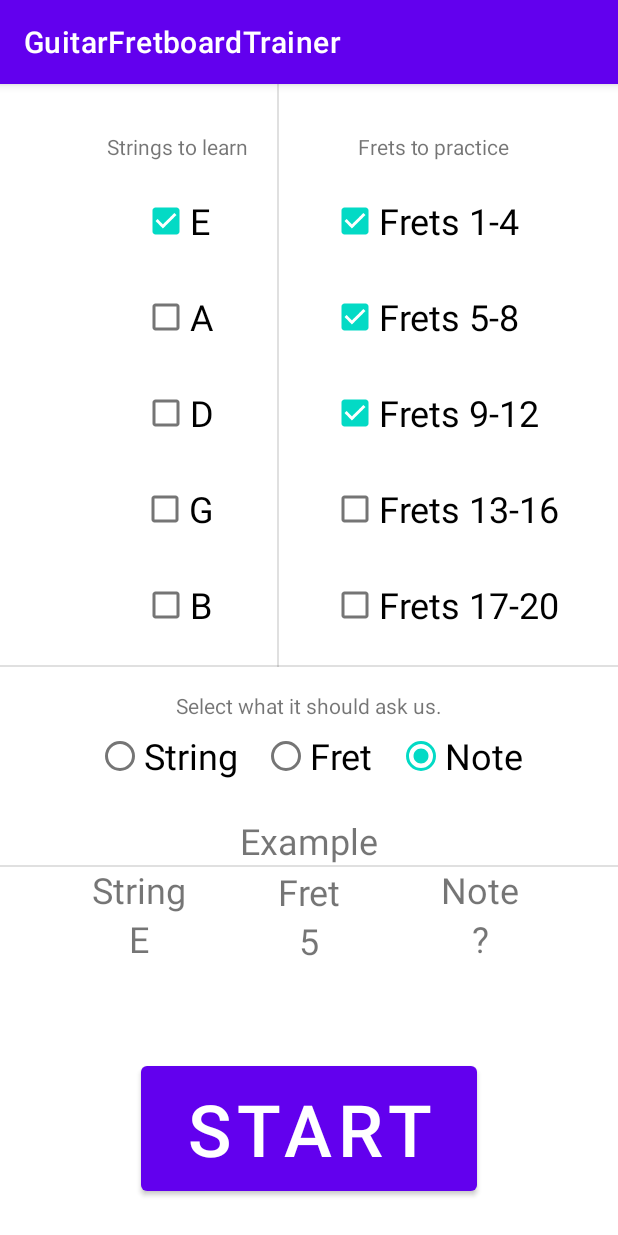
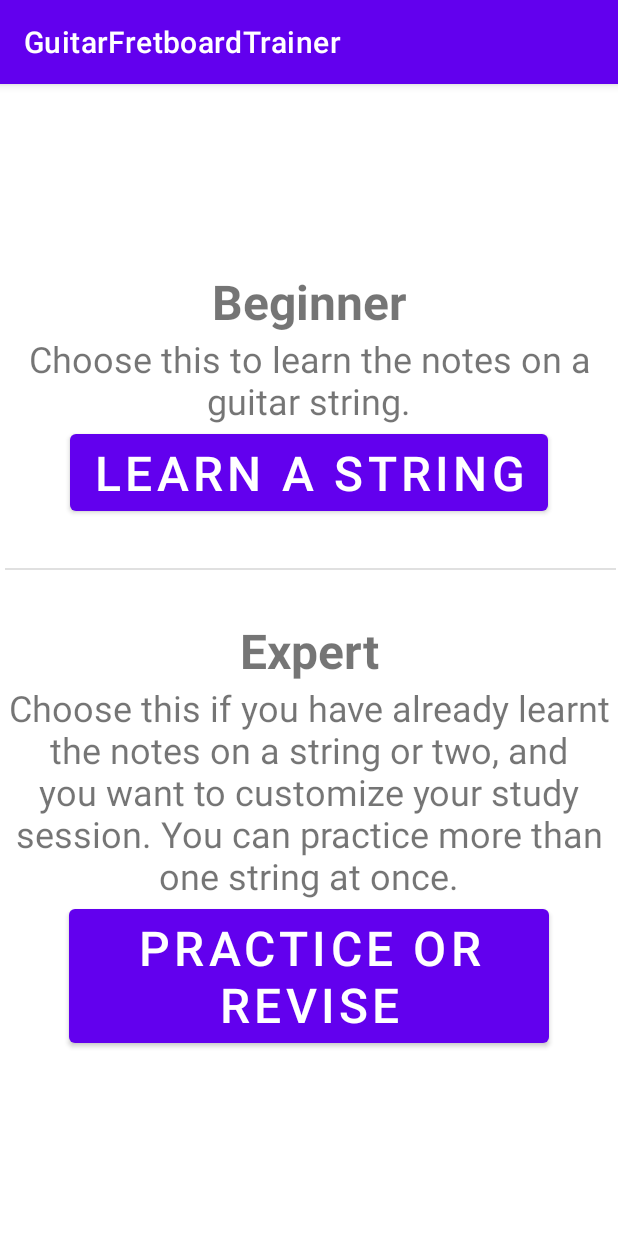
Before and after one commit to sslater11/GuitarFretboardTrainer, an Android app: the screen it shows after launch (MainActivity before the commit, LearnOrReviseActivity after it), on a phone screen of 412 x 824 dp. Run offline under Robolectric (Android 15) with nearby library versions, the phone set to English and light mode, and no system bars.

Commit message:
Add Beginner or Expert selection startup screen.

```diff
--- a/app/src/main/AndroidManifest.xml
+++ b/app/src/main/AndroidManifest.xml
@@ -10,6 +10,15 @@
         android:supportsRtl="true"
         android:theme="@style/Theme.GuitarFretboardTrainer">
         <activity
+            android:name=".LearnOrReviseActivity"
+            android:exported="true">
+            <intent-filter>
+                <action android:name="android.intent.action.MAIN" />
+
+                <category android:name="android.intent.category.LAUNCHER" />
+            </intent-filter>
+        </activity>
+        <activity
             android:name=".FinishedActivity"
             android:exported="true" />
         <activity
@@ -18,11 +27,6 @@
         <activity
             android:name=".MainActivity"
             android:exported="true">
-            <intent-filter>
-                <action android:name="android.intent.action.MAIN" />
-
-                <category android:name="android.intent.category.LAUNCHER" />
-            </intent-filter>
         </activity>
     </application>
 
--- /dev/null
+++ b/app/src/main/java/com/simonslater/guitarfretboardtrainer/LearnOrReviseActivity.java
@@ -0,0 +1,31 @@
+package com.simonslater.guitarfretboardtrainer;
+
+import androidx.appcompat.app.AppCompatActivity;
+
+import android.content.Intent;
+import android.os.Bundle;
+import android.view.View;
+
+public class LearnOrReviseActivity extends AppCompatActivity {
+
+    @Override
+    protected void onCreate(Bundle savedInstanceState) {
+        super.onCreate(savedInstanceState);
+        setContentView(R.layout.activity_learn_or_revise);
+    }
+
+    public void beginnerMode( View v ) {
+        //Flashcards deck = new Flashcards( guitar_strings, fret_numbers, question_mode, repititions );
+        //Intent study_mode = new Intent( this, StudyModeActivity.class );
+        //study_mode.putExtra( "flashcards", deck );
+
+        //startActivity( study_mode );
+        System.out.println("yay");
+    }
+
+    public void expertMode( View v ) {
+        System.out.println( "woooo" );
+        Intent study_mode = new Intent( this, MainActivity.class );
+        startActivity( study_mode );
+    }
+}
--- a/app/src/main/java/com/simonslater/guitarfretboardtrainer/MainActivity.java
+++ b/app/src/main/java/com/simonslater/guitarfretboardtrainer/MainActivity.java
@@ -92,12 +92,6 @@ public class MainActivity extends AppCompatActivity {
 			study_mode.putExtra( "flashcards", deck );
 
 			startActivity( study_mode );
-		}
-		if( ((CheckBox)findViewById(R.id.chk_guitar_string_e )).isChecked() ) {
-			Log.d("mydebuginfo", "yes it's been ticked");
-		} else {
-
-			Log.d("mydebuginfo", "nope");
 		}
 	}
 	public void loadSettings() {
--- a/app/src/main/java/com/simonslater/guitarfretboardtrainer/StudyModeActivity.java
+++ b/app/src/main/java/com/simonslater/guitarfretboardtrainer/StudyModeActivity.java
@@ -221,7 +221,6 @@ public class StudyModeActivity extends AppCompatActivity {
 			try {
 				Thread.sleep(delay);
 			} catch (InterruptedException e) {
-				// TODO Auto-generated catch block
 				e.printStackTrace();
 			}
 			img_answer_feedback.setImageResource(img_last);
--- /dev/null
+++ b/app/src/main/res/layout/activity_learn_or_revise.xml
@@ -0,0 +1,98 @@
+<?xml version="1.0" encoding="utf-8"?>
+<androidx.constraintlayout.widget.ConstraintLayout xmlns:android="http://schemas.android.com/apk/res/android"
+    xmlns:app="http://schemas.android.com/apk/res-auto"
+    xmlns:tools="http://schemas.android.com/tools"
+    android:layout_width="match_parent"
+    android:layout_height="match_parent"
+    tools:context=".LearnOrReviseActivity">
+
+    <androidx.constraintlayout.widget.ConstraintLayout
+        android:layout_width="409dp"
+        android:layout_height="wrap_content"
+        app:layout_constraintBottom_toBottomOf="parent"
+        app:layout_constraintEnd_toEndOf="parent"
+        app:layout_constraintStart_toStartOf="parent"
+        app:layout_constraintTop_toTopOf="parent">
+
+        <TextView
+            android:id="@+id/txt_beginner"
+            android:layout_width="wrap_content"
+            android:layout_height="wrap_content"
+            android:text="@string/txt_beginnner"
+            android:textAlignment="inherit"
+            android:textSize="32sp"
+            android:textStyle="bold"
+            app:layout_constraintEnd_toEndOf="parent"
+            app:layout_constraintStart_toStartOf="parent"
+            app:layout_constraintTop_toTopOf="parent" />
+
+        <TextView
+            android:id="@+id/txt_beginner_descripton"
+            android:layout_width="wrap_content"
+            android:layout_height="wrap_content"
+            android:text="@string/txt_beginnner_description"
+            android:textAlignment="center"
+            android:textSize="24sp"
+            app:layout_constraintEnd_toEndOf="parent"
+            app:layout_constraintStart_toStartOf="parent"
+            app:layout_constraintTop_toBottomOf="@+id/txt_beginner" />
+
+        <Button
+            android:id="@+id/btn_learn_a_string"
+            android:layout_width="wrap_content"
+            android:layout_height="wrap_content"
+            android:onClick="beginnerMode"
+            android:text="@string/btn_learn_a_string"
+            android:textSize="32sp"
+            app:layout_constraintEnd_toEndOf="parent"
+            app:layout_constraintStart_toStartOf="parent"
+            app:layout_constraintTop_toBottomOf="@+id/txt_beginner_descripton" />
+
+        <TextView
+            android:id="@+id/txt_expert"
+            android:layout_width="wrap_content"
+            android:layout_height="wrap_content"
+            android:layout_marginTop="32dp"
+            android:text="@string/txt_expert"
+            android:textAlignment="center"
+            android:textSize="32sp"
+            android:textStyle="bold"
+            app:layout_constraintEnd_toEndOf="parent"
+            app:layout_constraintStart_toStartOf="parent"
+            app:layout_constraintTop_toBottomOf="@+id/divider3" />
+
+        <TextView
+            android:id="@+id/txt_expert_description"
+            android:layout_width="wrap_content"
+            android:layout_height="wrap_content"
+            android:text="@string/txt_expert_descripton"
+            android:textAlignment="center"
+            android:textSize="24sp"
+            app:layout_constraintEnd_toEndOf="parent"
+            app:layout_constraintStart_toStartOf="parent"
+            app:layout_constraintTop_toBottomOf="@+id/txt_expert" />
+
+        <Button
+            android:id="@+id/btn_revise"
+            android:layout_width="wrap_content"
+            android:layout_height="wrap_content"
+            android:onClick="expertMode"
+            android:text="@string/btn_revise"
+            android:textSize="32sp"
+            app:layout_constraintEnd_toEndOf="parent"
+            app:layout_constraintStart_toStartOf="parent"
+            app:layout_constraintTop_toBottomOf="@+id/txt_expert_description" />
+
+        <View
+            android:id="@+id/divider3"
+            android:layout_width="407dp"
+            android:layout_height="1dp"
+            android:layout_marginTop="32dp"
+            android:background="?android:attr/listDivider"
+            app:layout_constraintEnd_toEndOf="parent"
+            app:layout_constraintHorizontal_bias="1.0"
+            app:layout_constraintStart_toStartOf="parent"
+            app:layout_constraintTop_toBottomOf="@+id/btn_learn_a_string" />
+
+    </androidx.constraintlayout.widget.ConstraintLayout>
+</androidx.constraintlayout.widget.ConstraintLayout>
--- a/app/src/main/res/values/strings.xml
+++ b/app/src/main/res/values/strings.xml
@@ -34,6 +34,12 @@
 
     <string name="btn_start_studying">Start</string>
 
+    <string name="txt_beginnner">Beginner</string>
+    <string name="txt_expert">Expert</string>
+    <string name="txt_beginnner_description">Choose this to learn the notes on a guitar string.</string>
+    <string name="txt_expert_descripton">Choose this if you have already learnt the notes on a string or two, and you want to customize your study session. You can practice more than one string at once.</string>
+    <string name="btn_learn_a_string">Learn A String</string>
+    <string name="btn_revise">Practice or Revise</string>
 
     <string name="txt_stats">You got total_answered_correctly/total_answered correct!"</string>
     <string name="txt_stats_percent">You were percent% accurate.</string>
```
